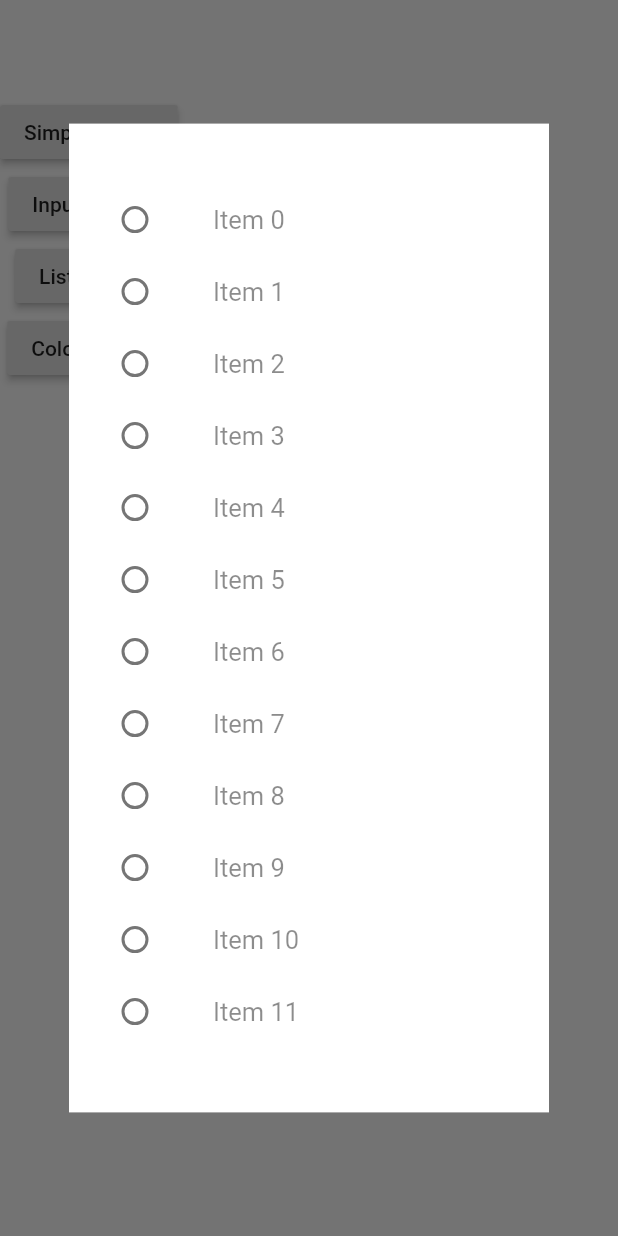
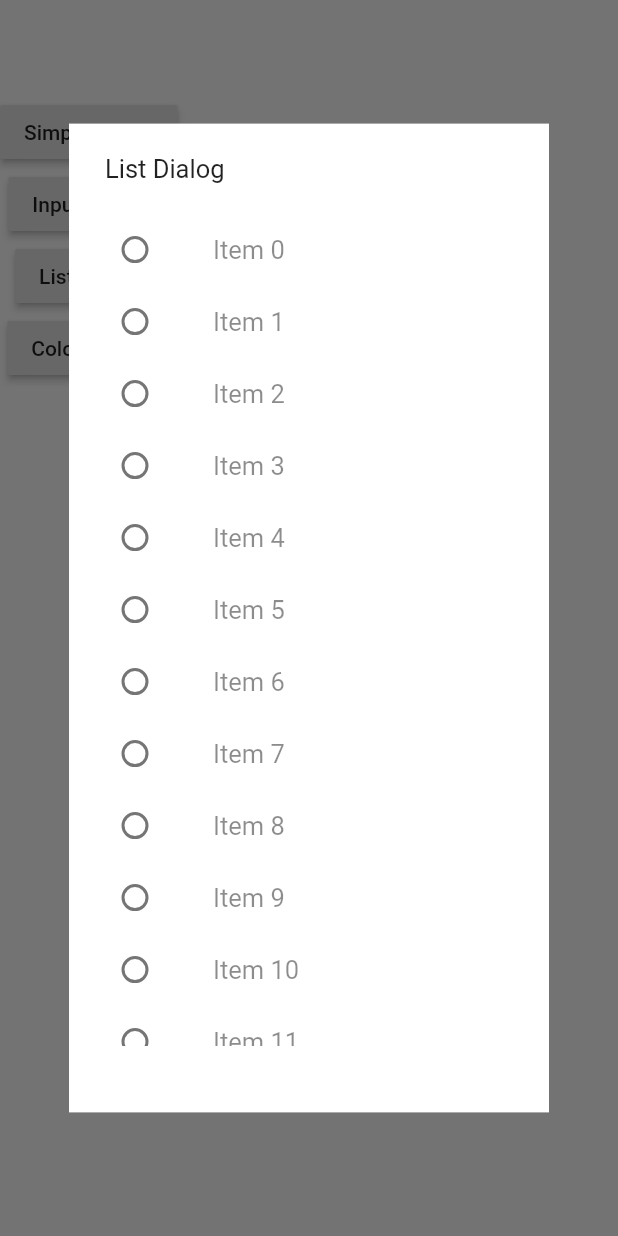
Before and after one commit to Go-oG/flutter_Dialog, a Flutter app: the screen it shows after launch, after a tap on "List Dialog", on a phone screen of 412 x 824 dp. Run offline on Flutter 3.47's test engine with Material 2 defaults, Android fonts, the phone set to English and light mode, and no system bars; our stand-ins replace dots_indicator.

Commit message:
编写相关说明文档

```diff
--- a/lib/main.dart
+++ b/lib/main.dart
@@ -42,20 +42,24 @@ class MyApp extends StatelessWidget {
   }
 
   void _showSimpleDialog(BuildContext context) {
-    DialogUtil.show(
-        context,
-        cs.SimpleDialog(
-            title: Text("Simple Dialog"),
+    cs.SimpleDialog dialog = cs.SimpleDialog(
+        title: Text("Simple Dialog",
+            style: TextStyle(fontSize: 17, color: Colors.black87)),
+        titleIcon: Icon(
+          Icons.send,
+          color: Colors.black87,
+        ),
+        contentStyle: TextStyle(fontSize: 15, color: Colors.black54),
         content: "This is Simple Dialog" * 5,
         autoCancel: true,
         positive: "确定",
-            negative: "取消"));
+        negative: "取消");
+
+    DialogUtil.show(context, dialog);
   }
 
   void _showInputDialog(BuildContext context) {
-    DialogUtil.show(
-        context,
-        InputDialog(
+    InputDialog dialog = InputDialog(
       title: Text("Input Dialog"),
       autoCancel: true,
       hintText: "请输入文字",
@@ -64,29 +68,36 @@ class MyApp extends StatelessWidget {
       showMaxLengthTip: true,
       maxLength: null,
       inputType: InputType.EMAIL,
-        ));
+    );
+
+    DialogUtil.show(context, dialog);
   }
 
   void _showListDialog(BuildContext context) {
-    DialogUtil.show(
-        context,
-        ListDialog(20, (val) {
+    ListDialog dialog = ListDialog(20, (val) {
       return "Item $val";
-        }, singleSelect: true, isRadioButton: true));
+    },
+        singleSelect: true,
+        isRadioButton: true,
+        title: Text(
+          "List Dialog",
+          style: TextStyle(color: Colors.black87, fontSize: 17),
+        ));
+
+    DialogUtil.show(context, dialog);
   }
 
   void _showColorDialog(BuildContext context) async {
-    var result = await DialogUtil.show(
-        context,
-        ColorDialog(
+    ColorDialog dialog = ColorDialog(
         title: Text("Color Dialog"),
         positive: "确定",
         negative: "取消",
-            cornerRadius: BorderRadius.only(
-                topLeft: Radius.circular(16), topRight: Radius.circular(16)),
+        cornerRadius: BorderRadius.all(Radius.circular(16)),
         showAlphaSelector: true,
         initialSelection: Colors.blue[500],
-            allowCustomArgb: true));
+        allowCustomArgb: true);
+
+    var result = await DialogUtil.show(context, dialog);
     if (result == null) {
       print("没选择任何颜色");
     }
--- a/material_dialog/lib/subtype/input_dialog.dart
+++ b/material_dialog/lib/subtype/input_dialog.dart
@@ -41,8 +41,7 @@ class InputDialog extends BaseDialog {
       Color positiveColor,
       Color negativeColor,
       Color backgroundColor,
-      Color maskColor,
-        Gravity gravity,
+      Color maskColor, Gravity gravity,
       BorderRadiusGeometry cornerRadius,
       RouteTransitionsBuilder animation,
       Duration transitionDuration,
--- a/material_dialog/lib/subtype/simple_dialog.dart
+++ b/material_dialog/lib/subtype/simple_dialog.dart
@@ -7,8 +7,7 @@ class SimpleDialog extends BaseDialog {
 
   SimpleDialog(
       {this.content,
-      this.contentStyle =
-          const TextStyle(color: Color(0xFFBDBDBD), fontSize: 17),
+      this.contentStyle = const TextStyle(color: Color(0xFFBDBDBD), fontSize: 17),
       Text title,
       Widget titleIcon,
       Text checkBoxPrompt,
--- a/material_dialog/pubspec.yaml
+++ b/material_dialog/pubspec.yaml
@@ -1,5 +1,5 @@
 name: material_dialog
-description: A new Flutter package.
+description: MaterialDialog.
 version: 0.0.1
 author: Go_oG
 
```
Also changed, not shown: 3 other files. Lines whose indentation alone changed are shown as unchanged.
